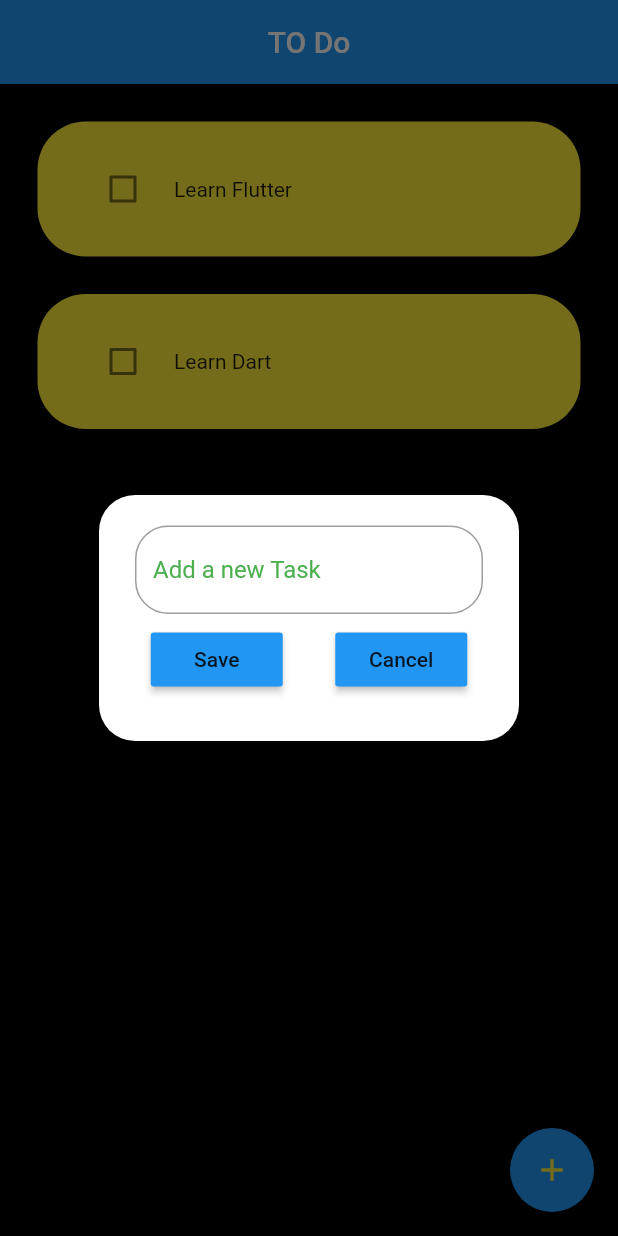
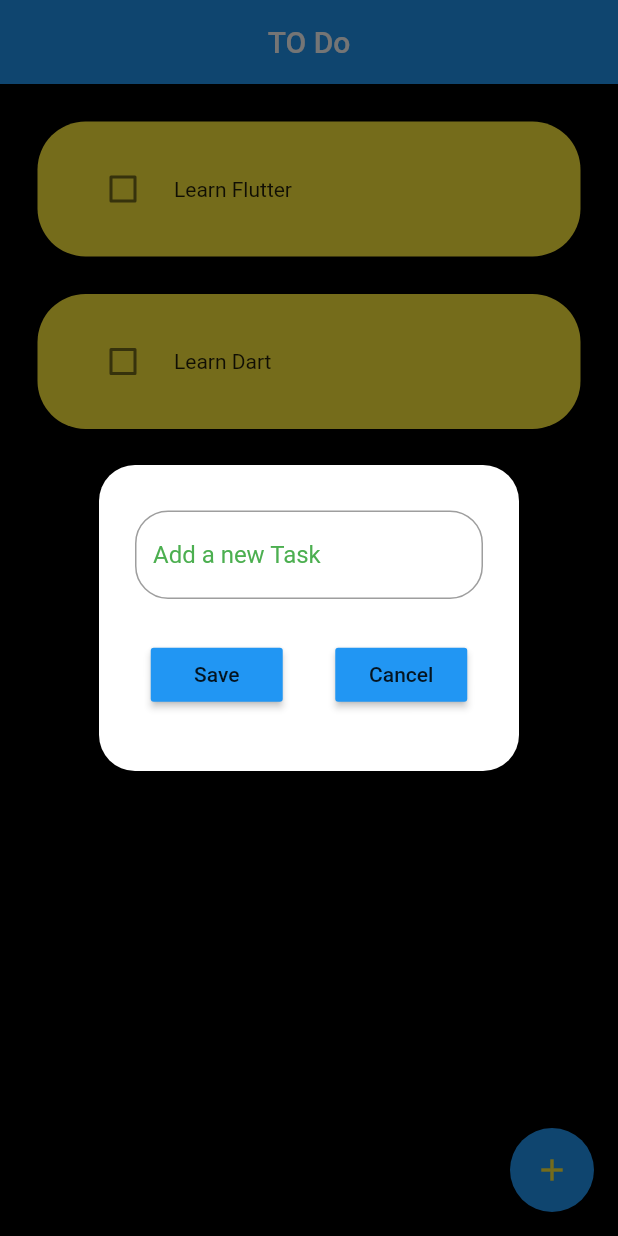
Before and after one commit to surajmandal99/todo_list_app, a Flutter app: the screen it shows after launch, after a tap on the "add" icon, on a phone screen of 412 x 824 dp. Run offline on Flutter 3.47's test engine with Material 2 defaults, Android fonts, the light colour scheme and no system bars; drawn by our look-alikes of flutter_slidable; our stand-ins replace hive_flutter; accounts and stored records are empty.

Commit message:
update_in_ui

```diff
--- a/lib/main.dart
+++ b/lib/main.dart
@@ -8,7 +8,6 @@ void main() async {
   await Hive.initFlutter();
 
   //open a box
-  // ignore: unused_local_variable
   var box = await Hive.openBox("mybox");
   runApp(const MyApp());
 }
--- a/lib/utils/dialog_box.dart
+++ b/lib/utils/dialog_box.dart
@@ -24,11 +24,11 @@ class DialogBox extends StatelessWidget {
       insetPadding: const EdgeInsets.all(22),
       backgroundColor: Colors.white,
       content: SizedBox(
-        height: 120,
+        height: 160,
         child: Column(
-          mainAxisAlignment: MainAxisAlignment.spaceEvenly,
+          mainAxisAlignment: MainAxisAlignment.spaceAround,
           children: [
-            //user input for adding new tas
+            //user input for adding new task
             TextField(
               controller: controller,
               decoration: InputDecoration(
--- a/lib/utils/todo_tile.dart
+++ b/lib/utils/todo_tile.dart
@@ -52,7 +52,12 @@ class ToDoTile extends StatelessWidget {
                 ),
               ),
               //new task name
-              Text(taskName),
+              Expanded(
+                child: Text(
+                  taskName,
+                  maxLines: 20,
+                ),
+              ),
             ],
           ),
         ),
```
